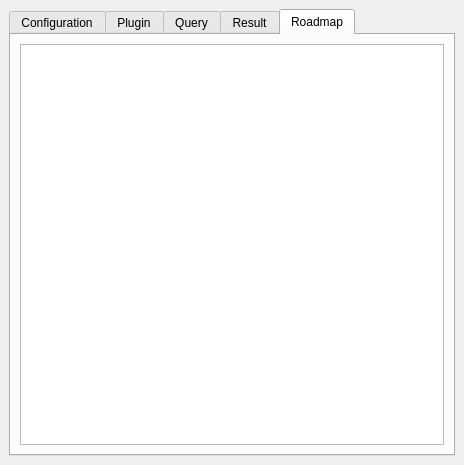
Qt form src/hmi_qgis/IfsttarRouting/ifsttarrouting.ui (Universite-Gustave-Eiffel/Tempus) before a commit.
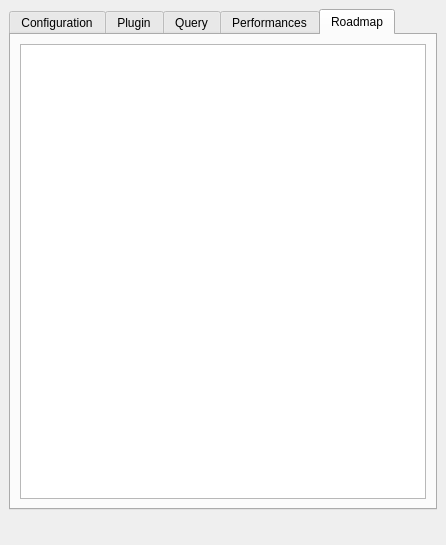
The same form after that commit. The open tabs and pages were chosen to show the change. Icons and pictures are not drawn. Custom widgets are drawn as their Qt base class.

Patch:
```diff
--- a/src/hmi_qgis/IfsttarRouting/ifsttarrouting.ui
+++ b/src/hmi_qgis/IfsttarRouting/ifsttarrouting.ui
@@ -6,8 +6,8 @@
    <rect>
     <x>0</x>
     <y>0</y>
-    <width>464</width>
-    <height>465</height>
+    <width>446</width>
+    <height>545</height>
    </rect>
   </property>
   <property name="sizePolicy">
@@ -29,7 +29,7 @@
    <property name="autoFillBackground">
     <bool>false</bool>
    </property>
-   <layout class="QVBoxLayout" name="verticalLayout_5">
+   <layout class="QVBoxLayout" name="verticalLayout_8">
     <item>
      <widget class="QTabWidget" name="verticalTabWidget">
       <property name="enabled">
@@ -249,7 +249,7 @@
       </widget>
       <widget class="QWidget" name="tab_3">
        <attribute name="title">
-        <string>Result</string>
+        <string>Performances</string>
        </attribute>
        <layout class="QVBoxLayout" name="verticalLayout_4">
         <item>
@@ -265,7 +265,10 @@
        <attribute name="title">
         <string>Roadmap</string>
        </attribute>
-       <layout class="QVBoxLayout" name="verticalLayout_6">
+       <layout class="QVBoxLayout" name="verticalLayout_5">
+        <item>
+         <layout class="QVBoxLayout" name="resultSelectionLayout"/>
+        </item>
         <item>
          <widget class="QTableWidget" name="roadmapTable">
           <property name="showGrid">
@@ -286,6 +289,43 @@
       </widget>
      </widget>
     </item>
+    <item>
+     <layout class="QHBoxLayout" name="horizontalLayout_3">
+      <item>
+       <widget class="QLabel" name="label_3">
+        <property name="text">
+         <string/>
+        </property>
+        <property name="pixmap">
+         <pixmap resource="resources.qrc">:/plugins/ifsttarrouting/entpe.gif</pixmap>
+        </property>
+       </widget>
+      </item>
+      <item>
+       <spacer name="horizontalSpacer_3">
+        <property name="orientation">
+         <enum>Qt::Horizontal</enum>
+        </property>
+        <property name="sizeHint" stdset="0">
+         <size>
+          <width>40</width>
+          <height>20</height>
+         </size>
+        </property>
+       </spacer>
+      </item>
+      <item>
+       <widget class="QLabel" name="label_5">
+        <property name="text">
+         <string/>
+        </property>
+        <property name="pixmap">
+         <pixmap resource="resources.qrc">:/plugins/ifsttarrouting/IFSTTAR_logo.png</pixmap>
+        </property>
+       </widget>
+      </item>
+     </layout>
+    </item>
    </layout>
   </widget>
  </widget>
```
Left out of the diff: 6 changed lines with no effect on the pictures.
